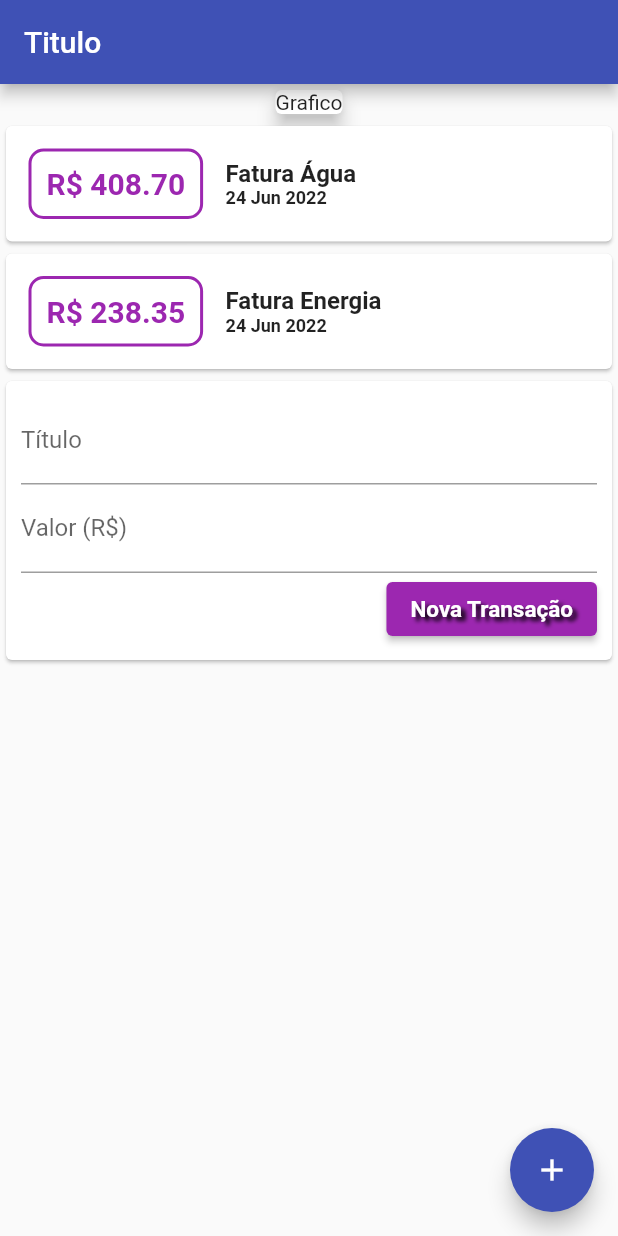
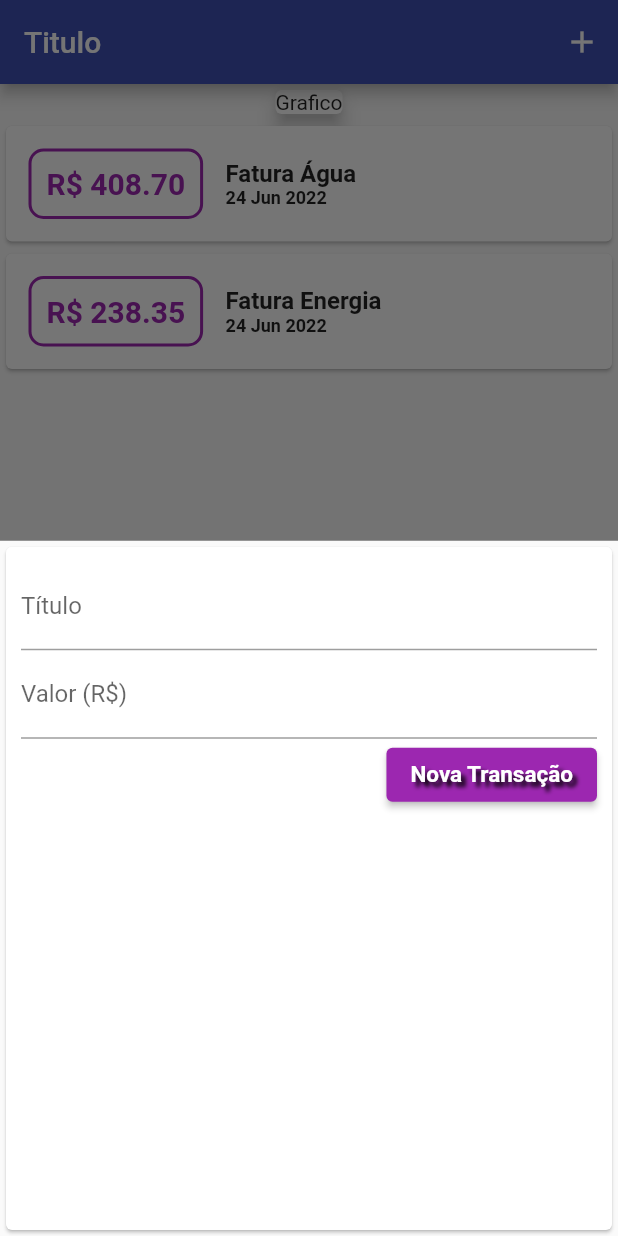
Before and after one commit to diegobagio/appvidafinanceira, a Flutter app: the screen it shows after launch, after a tap on the "add" icon, on a phone screen of 412 x 824 dp. Run offline on Flutter 3.47's test engine with Material 2 defaults, Android fonts, the phone set to English and light mode, and no system bars.

Commit message:
Modificações na tela principal

```diff
--- a/lib/components/transaction_form.dart
+++ b/lib/components/transaction_form.dart
@@ -4,6 +4,21 @@ class TransactionForm extends StatelessWidget {
 
   final itemController = TextEditingController();
   final valorController = TextEditingController();
+
+   final void Function(String, double) onSubmit;
+
+  TransactionForm(this.onSubmit);
+
+  _submitForm() {
+    final title = itemController.text;
+    final value = double.tryParse(valorController.text) ?? 0.0;
+
+    if (title.isEmpty || value <= 0) {
+      return;
+    }
+
+    onSubmit(title, value);
+  }
 
   @override
   Widget build(BuildContext context) {
@@ -19,13 +34,14 @@ class TransactionForm extends StatelessWidget {
             TextField(
               decoration: InputDecoration(labelText: 'Valor (R\$)'),
               controller: valorController,
-              keyboardType: TextInputType.number,
+              onSubmitted: (_) => _submitForm(),
+              keyboardType: TextInputType.numberWithOptions(decimal: true),
             ),
             Row(
               mainAxisAlignment: MainAxisAlignment.end,
               children: [
                 ElevatedButton(
-                  onPressed: () {},
+                  onPressed: _submitForm,
                   style: ButtonStyle(
                       backgroundColor: MaterialStateProperty.all<Color>(
                           Colors.purple)),
--- a/lib/components/transaction_list.dart
+++ b/lib/components/transaction_list.dart
@@ -9,8 +9,12 @@ class TransactionList extends StatelessWidget {
 
   @override
   Widget build(BuildContext context) {
-    return Column(
-      children: transactions.map((tr) {
+    return Container(
+      height: 300,
+      child: ListView.builder(
+        itemCount: transactions.length,
+        itemBuilder: (ctx, index) {
+          final tr = transactions[index];
           return Card(
               child: Row(
                 children: [
@@ -53,7 +57,8 @@ class TransactionList extends StatelessWidget {
                   )
                 ],
               ));
-      }).toList(),
+        },
+      ),
     );
   }
 }
--- a/lib/components/transaction_user.dart
+++ /dev/null
@@ -1,26 +0,0 @@
-import 'package:appvidafinanceira/components/transaction_form.dart';
-import 'package:appvidafinanceira/components/transaction_list.dart';
-import 'package:appvidafinanceira/models/transaction.dart';
-import 'package:flutter/material.dart';
-
-class TransactionUser extends StatefulWidget {
-  @override
-  _TransactionUserState createState() => _TransactionUserState();
-}
-
-class _TransactionUserState extends State<TransactionUser> {
-  final _transactions = [
-    Transaction(BigInt.from(1), 'Fatura Água', 408.7, DateTime.now()),
-    Transaction(BigInt.from(2), 'Fatura Energia', 238.35, DateTime.now()),
-  ];
-
-  @override
-  Widget build(BuildContext context) {
-    return Column(
-      children: [
-        TransactionList(_transactions),
-        TransactionForm(),
-      ],
-    );
-  }
-}
--- a/lib/main.dart
+++ b/lib/main.dart
@@ -1,6 +1,11 @@
-import 'package:appvidafinanceira/components/transaction_user.dart';
+import 'dart:math';
+
+import 'package:appvidafinanceira/components/transaction_form.dart';
+import 'package:appvidafinanceira/components/transaction_list.dart';
 import 'package:flutter/cupertino.dart';
 import 'package:flutter/material.dart';
+
+import 'models/transaction.dart';
 
 void main() => runApp(VidaFinanceira());
 
@@ -17,14 +22,38 @@ class VidaFinanceira extends StatelessWidget {
   }
 }
 
-class MyHomePage extends StatelessWidget {
+class MyHomePage extends StatefulWidget {
+  @override
+  _MyHomePageState createState() => _MyHomePageState();
+}
+
+class _MyHomePageState extends State<MyHomePage> {
+  final _transactions = [
+    Transaction(BigInt.from(1), 'Fatura Água', 408.7, DateTime.now()),
+    Transaction(BigInt.from(2), 'Fatura Energia', 238.35, DateTime.now()),
+  ];
+
+  _addTransaction(String title, double value) {
+    final newTransaction = Transaction(BigInt.from(Random().nextInt(2)), title, value, DateTime.now());
+  }
+
+  _openTransactionFormModal(BuildContext context) {
+    return showModalBottomSheet(context: context, builder: (_) {
+      return TransactionForm(_addTransaction);
+    });
+  }
+
   @override
   Widget build(BuildContext context) {
     return Scaffold(
       appBar: AppBar(
         title: Text('Titulo'),
+        actions: [
+          IconButton(onPressed: () => _openTransactionFormModal(context), icon: Icon(Icons.add))
+        ],
       ),
-      body: Column(
+      body: SingleChildScrollView(
+        child: Column(
           children: <Widget>[
             Container(
               child: Card(
@@ -32,13 +61,16 @@ class MyHomePage extends StatelessWidget {
                 child: Text('Grafico'),
               ),
             ),
-
-          TransactionUser(),
-
+            Column(
+              children: [
+                TransactionList(_transactions),
               ],
             ),
+          ],
+        ),
+      ),
       floatingActionButton: FloatingActionButton(
-        onPressed: () {},
+        onPressed: () => _openTransactionFormModal(context),
         tooltip: 'Increment',
         child: Icon(Icons.add),
       ), // This trailing comma makes auto-formatting nicer for build methods.
```
Lines whose indentation alone changed are shown as unchanged.
